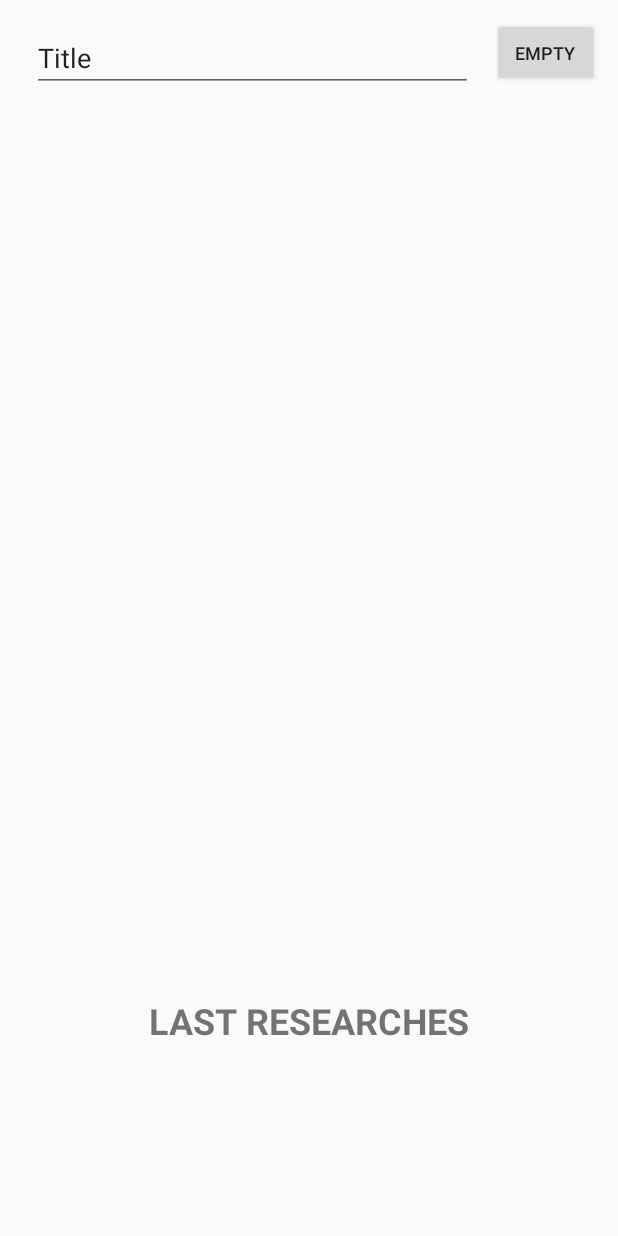
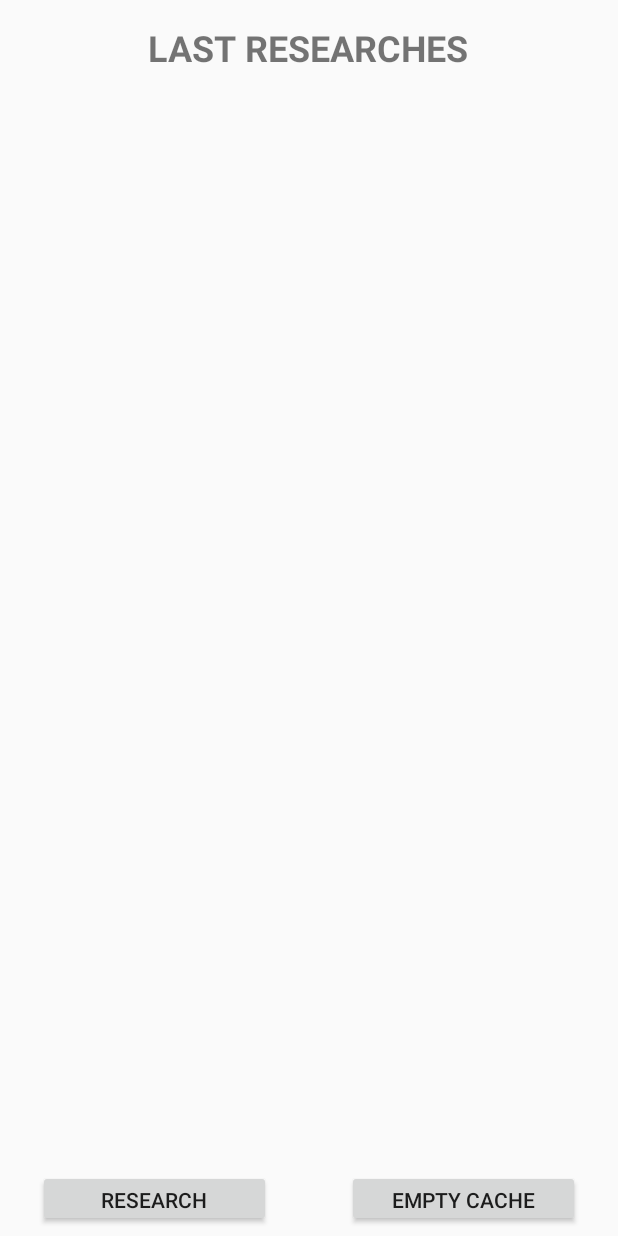
Before and after one commit to CelioPaula/AndroidApp, an Android app: the screen it shows after launch (MainActivity), on a phone screen of 412 x 824 dp. Run offline under Robolectric (Android 15) with nearby library versions, the phone set to English and light mode, and no system bars; our stand-ins replace Picasso; pictures from the network do not load.

Commit message:
PushNotification + add some intermediates activities + button empty cache

```diff
--- a/app/src/main/AndroidManifest.xml
+++ b/app/src/main/AndroidManifest.xml
@@ -28,6 +28,10 @@
             tools:ignore="ExtraText"
             android:windowSoftInputMode="adjustPan">
         </activity>
+        <activity android:name=".SearchActivity"
+            tools:ignore="ExtraText"
+            android:windowSoftInputMode="adjustPan">
+        </activity>
     </application>
 
 </manifest>
--- a/app/src/main/java/com/example/androidproject/MainActivity.java
+++ b/app/src/main/java/com/example/androidproject/MainActivity.java
@@ -1,36 +1,34 @@
 package com.example.androidproject;
 
+import android.app.Notification;
+import android.app.NotificationManager;
+import android.content.Context;
+import android.content.Intent;
 import android.support.v7.app.AppCompatActivity;
 import android.os.Bundle;
 import android.support.v7.widget.GridLayoutManager;
 import android.support.v7.widget.RecyclerView;
-import android.view.KeyEvent;
 import android.view.View;
 import android.widget.Button;
-import android.widget.EditText;
-import android.widget.TextView;
 import android.widget.Toast;
 
 import java.util.ArrayList;
 
 public class MainActivity extends AppCompatActivity {
 
-    private APIManager apiManager = new APIManager(MainActivity.this);
-    public TextView pageNumber;
+    private PreferencesManager preferencesManager;
+    private ArrayList<Movies> prefMovies;
 
     @Override
     protected void onCreate(Bundle savedInstanceState) {
         super.onCreate(savedInstanceState);
         setContentView(R.layout.activity_main);
-        pageNumber = findViewById(R.id.pages);
 
-        final EditText enterTitle = findViewById(R.id.enterTitle);
-        final Button btnNext = findViewById(R.id.nextBtn);
-        final Button btnBefore = findViewById(R.id.beforeBtn);
         final Button btnCache = findViewById(R.id.btnCache);
-        final PreferencesManager preferencesManager = new PreferencesManager(this);
-        final ArrayList<Movies> prefMovies = preferencesManager.getSharedPreferences();
-        showList(prefMovies);
+        final Button btnResearch = findViewById(R.id.btnResearch);
+
+        displayPushNotification();
+        showPreferences();
 
         btnCache.setOnClickListener(new View.OnClickListener() {
             @Override
@@ -42,38 +40,26 @@ public class MainActivity extends AppCompatActivity {
             }
         });
 
-        enterTitle.setOnKeyListener(new View.OnKeyListener() {
+        btnResearch.setOnClickListener(new View.OnClickListener() {
             @Override
-            public boolean onKey(View v, int keyCode, KeyEvent event) {
-                if ((event.getAction() == KeyEvent.ACTION_DOWN) && (keyCode == KeyEvent.KEYCODE_ENTER)) {
-                    apiManager.page = 1;
-                    apiManager.getMovies(enterTitle.getText().toString());
-                    btnBefore.setVisibility(View.VISIBLE);
-                    btnNext.setVisibility(View.VISIBLE);
-                    return true;
-                }
-                return false;
+            public void onClick(View view) {
+                Intent intent = new Intent(view.getContext(), SearchActivity.class);
+                view.getContext().startActivity(intent);
             }
         });
 
-        btnNext.setOnClickListener(new View.OnClickListener() {
-            @Override
-            public void onClick(View v) {
-                apiManager.page++;
-                if(apiManager.page > apiManager.nbPages) apiManager.page = apiManager.nbPages;
-                apiManager.getMovies(enterTitle.getText().toString());
+    }
 
-            }
-        });
+    @Override
+    public void onResume(){
+        super.onResume();
+        showPreferences();
+    }
 
-        btnBefore.setOnClickListener(new View.OnClickListener() {
-            @Override
-            public void onClick(View v) {
-                apiManager.page--;
-                if(apiManager.page < 1)apiManager.page = 1;
-                apiManager.getMovies(enterTitle.getText().toString());
-            }
-        });
+    public void showPreferences(){
+        preferencesManager = new PreferencesManager(this);
+        prefMovies = preferencesManager.getSharedPreferences();
+        showList(prefMovies);
     }
 
     public void showList(ArrayList<Movies> movies) {
@@ -82,9 +68,10 @@ public class MainActivity extends AppCompatActivity {
         rv.setAdapter(new MyAdapter(movies, MainActivity.this));
     }
 
-    public void showTextSearch(boolean show){
-        final TextView searchText = findViewById(R.id.searchText);
-        if(show) searchText.setVisibility(View.VISIBLE);
-        else searchText.setVisibility(View.INVISIBLE);
+    public void displayPushNotification(){
+        NotificationManager notif = (NotificationManager)getSystemService(Context.NOTIFICATION_SERVICE);
+        Notification notify = new Notification.Builder(getApplicationContext()).setContentTitle("MOVIEAPP").setContentText("A new movie was released").setSmallIcon(R.drawable.ic_launcher_background).build();
+        notify.flags |= Notification.FLAG_AUTO_CANCEL;
+        notif.notify(0, notify);
     }
 }
--- a/app/src/main/java/com/example/androidproject/MovieActivity.java
+++ b/app/src/main/java/com/example/androidproject/MovieActivity.java
@@ -4,7 +4,6 @@ import android.os.Bundle;
 import android.support.v7.app.AppCompatActivity;
 import android.widget.ImageView;
 import android.widget.TextView;
-import android.widget.Toast;
 
 import com.squareup.picasso.Picasso;
 
--- a/app/src/main/java/com/example/androidproject/MyAdapter.java
+++ b/app/src/main/java/com/example/androidproject/MyAdapter.java
@@ -1,15 +1,12 @@
 package com.example.androidproject;
 
 import android.content.Intent;
-import android.hardware.camera2.TotalCaptureResult;
-import android.os.Parcelable;
 import android.support.v7.widget.RecyclerView;
 import android.view.LayoutInflater;
 import android.view.View;
 import android.view.ViewGroup;
 import android.widget.ImageView;
 import android.widget.TextView;
-import android.widget.Toast;
 
 import com.squareup.picasso.Picasso;
 
@@ -18,11 +15,19 @@ import java.util.ArrayList;
 public class MyAdapter extends RecyclerView.Adapter<MyAdapter.MyViewHolder> {
 
     ArrayList<Movies> listMovies;
-    private final MainActivity activity;
+    private final MainActivity mainActivity;
+    private final SearchActivity searchActivity;
 
     public MyAdapter(ArrayList<Movies> movies, MainActivity mainActivity){
         this.listMovies = movies;
-        this.activity = mainActivity;
+        this.mainActivity = mainActivity;
+        searchActivity = null;
+    }
+
+    public MyAdapter(ArrayList<Movies> movies, SearchActivity searchActivity){
+        this.listMovies = movies;
+        this.searchActivity = searchActivity;
+        mainActivity = null;
     }
 
     @Override
@@ -45,8 +50,11 @@ public class MyAdapter extends RecyclerView.Adapter<MyAdapter.MyViewHolder> {
         holder.itemView.setOnClickListener(new View.OnClickListener() {
             @Override
             public void onClick(View view) {
-                PreferencesManager preferencesManager = new PreferencesManager(activity);
-                preferencesManager.addSharedPreferences(listMovies.get(position));
+                PreferencesManager preferencesManager = null;
+                if(searchActivity != null) {
+                    preferencesManager = new PreferencesManager(searchActivity);
+                    preferencesManager.addSharedPreferences(listMovies.get(position));
+                }
                 Intent intent = new Intent(view.getContext(), MovieActivity.class);
                 intent.putExtra("targetMovie", listMovies.get(position).getTitle());
                 view.getContext().startActivity(intent);
@@ -77,7 +85,7 @@ public class MyAdapter extends RecyclerView.Adapter<MyAdapter.MyViewHolder> {
             year.setText("Year : " + movie.getYear());
             type.setText("Type : " + movie.getType());
             this.position = position;
-            if(!movie.getUrlPoster().equals("N/A"))Picasso.with(poster.getContext()).load(movie.getUrlPoster()).centerCrop().fit().into(poster);
+            if(movie.getUrlPoster().startsWith("https"))Picasso.with(poster.getContext()).load(movie.getUrlPoster()).centerCrop().fit().into(poster);
             else Picasso.with(poster.getContext()).load("http://staging1.lebanesefeast.com.au/wp-content/uploads/2018/10/picture-not-available.jpg").centerCrop().fit().into(poster);
         }
     }
--- a/app/src/main/java/com/example/androidproject/PreferencesManager.java
+++ b/app/src/main/java/com/example/androidproject/PreferencesManager.java
@@ -16,14 +16,21 @@ public class PreferencesManager {
     private static final String SEARCH_KEY = "SEARCH_KEY";
     private static final String MYPREFS = "MYPREFS";
     private MainActivity mainActivity;
+    private SearchActivity searchActivity;
     private SharedPreferences sharedPreferences;
 
     public PreferencesManager(MainActivity mainActivity){
         this.mainActivity = mainActivity;
+        searchActivity = null;
+    }
+
+    public PreferencesManager(SearchActivity searchActivity){
+        this.searchActivity = searchActivity;
+        mainActivity = null;
     }
 
     public void addSharedPreferences(Movies movie){
-        sharedPreferences = mainActivity.getBaseContext().getSharedPreferences(MYPREFS, MODE_PRIVATE);
+        sharedPreferences = searchActivity.getBaseContext().getSharedPreferences(MYPREFS, MODE_PRIVATE);
         if(sharedPreferences.contains(SEARCH_KEY)) {
             List<SearchPreferences> listPrefs = getListFromJSON(sharedPreferences.getString(SEARCH_KEY, null));
             if(!checkPrefsContainsMovie(listPrefs, movie)) listPrefs.add(new SearchPreferences(movie.getTitle(), movie.getUrlPoster(), movie.getType(), movie.getYear()));
--- a/app/src/main/res/layout/activity_main.xml
+++ b/app/src/main/res/layout/activity_main.xml
@@ -9,103 +9,51 @@
     <android.support.v7.widget.RecyclerView
         android:id="@+id/filmView"
         android:layout_width="395dp"
-        android:layout_height="467dp"
-        android:layout_marginStart="8dp"
-        android:layout_marginLeft="8dp"
-        android:layout_marginTop="100dp"
-        android:layout_marginEnd="8dp"
-        android:layout_marginRight="8dp"
-        android:layout_marginBottom="110dp"
-        app:layout_constraintBottom_toTopOf="@+id/pages"
-        app:layout_constraintEnd_toEndOf="parent"
-        app:layout_constraintStart_toStartOf="parent"
-        app:layout_constraintTop_toBottomOf="@+id/enterTitle" />
-
-    <TextView
-        android:id="@+id/pages"
-        android:layout_width="wrap_content"
-        android:layout_height="wrap_content"
+        android:layout_height="486dp"
         android:layout_marginStart="8dp"
         android:layout_marginLeft="8dp"
         android:layout_marginEnd="8dp"
         android:layout_marginRight="8dp"
-        android:layout_marginBottom="12dp"
-        app:layout_constraintBottom_toBottomOf="parent"
         app:layout_constraintEnd_toEndOf="parent"
-        app:layout_constraintStart_toStartOf="parent" />
-
-    <EditText
-        android:id="@+id/enterTitle"
-        android:layout_width="294dp"
-        android:layout_height="wrap_content"
-        android:layout_marginStart="21dp"
-        android:layout_marginLeft="21dp"
-        android:layout_marginTop="16dp"
-        android:ems="10"
-        android:inputType="textPersonName"
-        android:text="Title"
         app:layout_constraintStart_toStartOf="parent"
-        app:layout_constraintTop_toTopOf="parent" />
-
-    <Button
-        android:id="@+id/nextBtn"
-        android:layout_width="wrap_content"
-        android:layout_height="40dp"
-        android:layout_marginStart="8dp"
-        android:layout_marginLeft="8dp"
-        android:layout_marginEnd="8dp"
-        android:layout_marginRight="8dp"
-        android:layout_marginBottom="3dp"
-        android:text="Next"
-        android:visibility="invisible"
-        app:layout_constraintBottom_toBottomOf="parent"
-        app:layout_constraintEnd_toEndOf="parent"
-        app:layout_constraintStart_toEndOf="@+id/pages" />
-
-    <Button
-        android:id="@+id/beforeBtn"
-        android:layout_width="wrap_content"
-        android:layout_height="40dp"
-        android:layout_marginStart="8dp"
-        android:layout_marginLeft="8dp"
-        android:layout_marginEnd="8dp"
-        android:layout_marginRight="8dp"
-        android:layout_marginBottom="3dp"
-        android:text="before"
-        android:visibility="invisible"
-        app:layout_constraintBottom_toBottomOf="parent"
-        app:layout_constraintEnd_toStartOf="@+id/pages"
-        app:layout_constraintStart_toStartOf="parent" />
+        app:layout_constraintTop_toBottomOf="@+id/textView2" />
 
     <TextView
-        android:id="@+id/searchText"
+        android:id="@+id/textView2"
         android:layout_width="wrap_content"
-        android:layout_height="34dp"
-        android:layout_marginStart="8dp"
-        android:layout_marginLeft="8dp"
-        android:layout_marginTop="8dp"
-        android:layout_marginEnd="8dp"
-        android:layout_marginRight="8dp"
+        android:layout_height="wrap_content"
+        android:layout_marginStart="176dp"
+        android:layout_marginLeft="176dp"
+        android:layout_marginTop="15dp"
+        android:layout_marginEnd="177dp"
+        android:layout_marginRight="177dp"
         android:text="LAST RESEARCHES"
         android:textSize="24sp"
         android:textStyle="bold"
         app:layout_constraintEnd_toEndOf="parent"
         app:layout_constraintStart_toStartOf="parent"
-        app:layout_constraintTop_toBottomOf="@+id/filmView" />
+        app:layout_constraintTop_toTopOf="parent" />
+
+    <Button
+        android:id="@+id/btnResearch"
+        android:layout_width="155dp"
+        android:layout_height="38dp"
+        android:layout_marginStart="25dp"
+        android:layout_marginLeft="25dp"
+        android:layout_marginBottom="6dp"
+        android:text="RESEARCH"
+        app:layout_constraintBottom_toBottomOf="parent"
+        app:layout_constraintStart_toStartOf="parent" />
 
     <Button
         android:id="@+id/btnCache"
-        android:layout_width="71dp"
-        android:layout_height="46dp"
-        android:layout_marginStart="8dp"
-        android:layout_marginLeft="8dp"
-        android:layout_marginTop="12dp"
-        android:layout_marginEnd="8dp"
-        android:layout_marginRight="8dp"
-        android:text="Empty"
-        android:textSize="12sp"
-        app:layout_constraintEnd_toEndOf="parent"
-        app:layout_constraintStart_toEndOf="@+id/enterTitle"
-        app:layout_constraintTop_toTopOf="parent" />
+        android:layout_width="155dp"
+        android:layout_height="38dp"
+        android:layout_marginEnd="25dp"
+        android:layout_marginRight="25dp"
+        android:layout_marginBottom="6dp"
+        android:text="EMPTY CACHE"
+        app:layout_constraintBottom_toBottomOf="parent"
+        app:layout_constraintEnd_toEndOf="parent" />
 
 </android.support.constraint.ConstraintLayout>
```
Also changed, not shown: app/src/main/java/com/example/androidproject/APIManager.java (+7 -9 lines), app/src/main/java/com/example/androidproject/OMGDPService.java (+0 -9 lines), app/src/main/java/com/example/androidproject/SearchActivity.java (added, +82 -0 lines), app/src/main/res/layout/activity_search.xml (added, +81 -0 lines).
